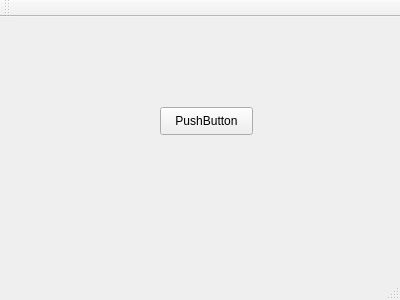
Old version of the form Chat_Client/mainwindow.ui in the repository TsentsevitskyDmitry/Text-Chat-App.
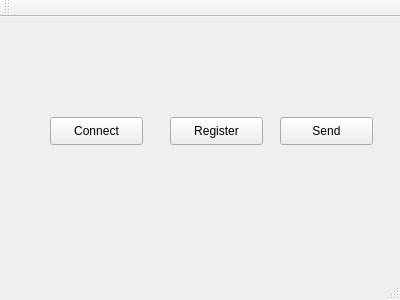
New version of the form.

Patch:
```diff
--- a/Chat_Client/mainwindow.ui
+++ b/Chat_Client/mainwindow.ui
@@ -17,14 +17,40 @@
    <widget class="QPushButton" name="pushButton">
     <property name="geometry">
      <rect>
-      <x>160</x>
-      <y>90</y>
+      <x>280</x>
+      <y>100</y>
       <width>93</width>
       <height>28</height>
      </rect>
     </property>
     <property name="text">
-     <string>PushButton</string>
+     <string>Send</string>
+    </property>
+   </widget>
+   <widget class="QPushButton" name="pushButton_2">
+    <property name="geometry">
+     <rect>
+      <x>50</x>
+      <y>100</y>
+      <width>93</width>
+      <height>28</height>
+     </rect>
+    </property>
+    <property name="text">
+     <string>Connect</string>
+    </property>
+   </widget>
+   <widget class="QPushButton" name="pushButton_3">
+    <property name="geometry">
+     <rect>
+      <x>170</x>
+      <y>100</y>
+      <width>93</width>
+      <height>28</height>
+     </rect>
+    </property>
+    <property name="text">
+     <string>Register</string>
     </property>
    </widget>
   </widget>
```
